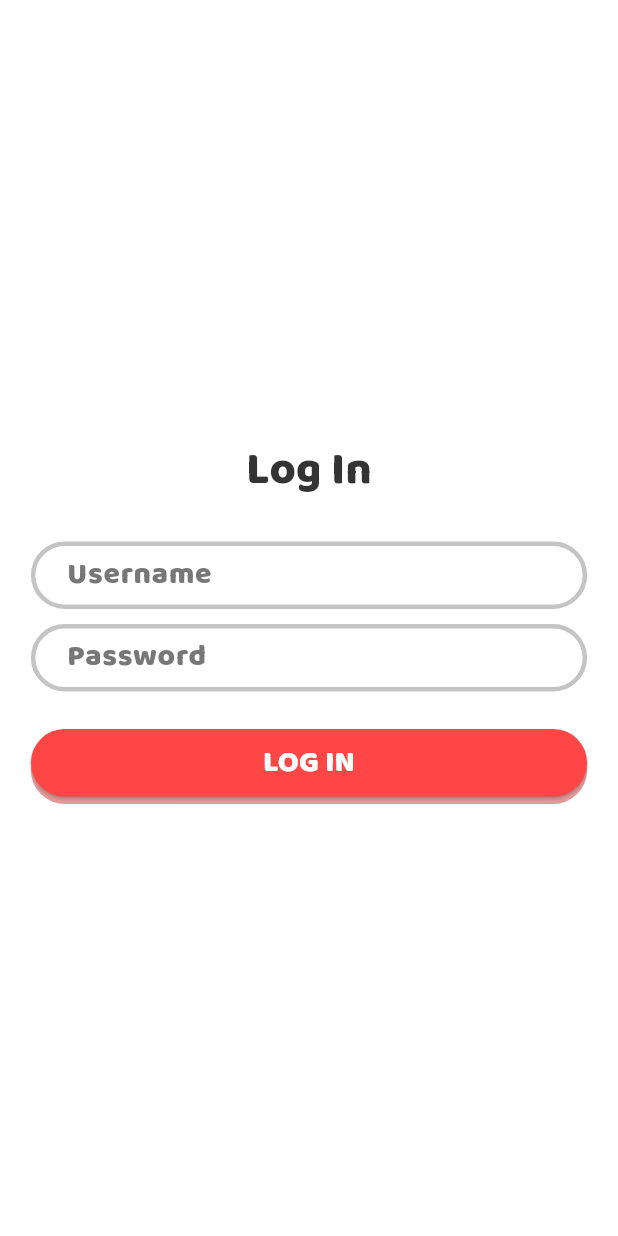
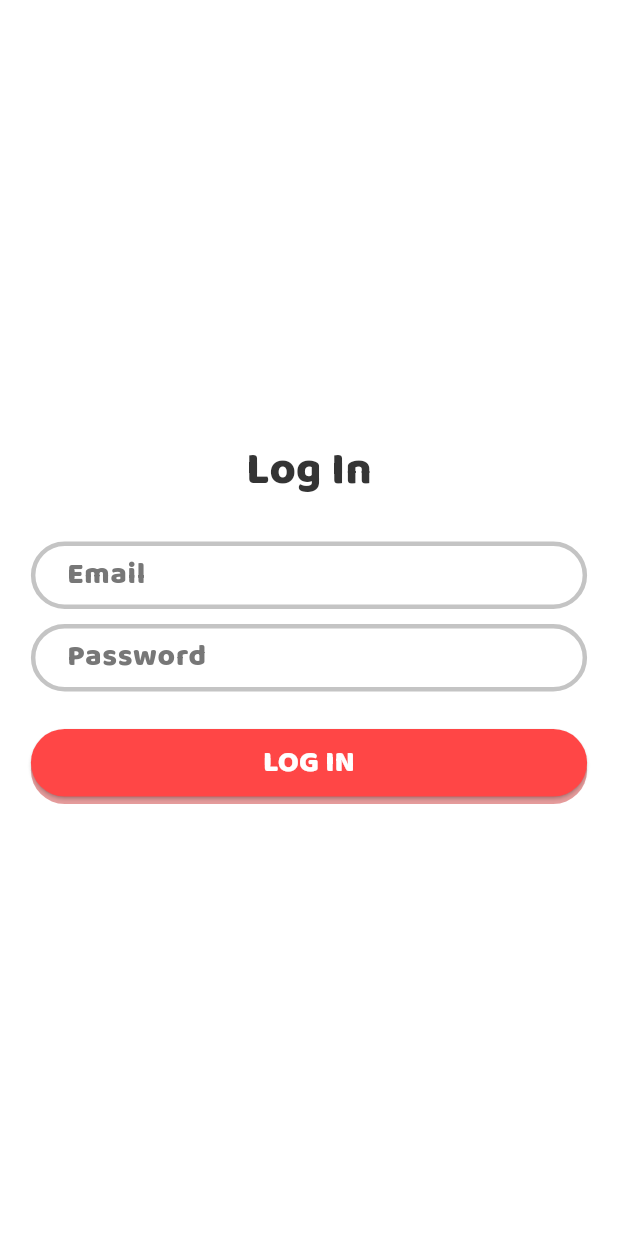
Before and after one commit to WataTipvarakarnkoon/VitalAct, a Flutter app: the screen it shows after launch, after a tap on "I ALREADY HAVE AN ACCOUNT", on a phone screen of 412 x 824 dp. Run offline on Flutter 3.47's test engine with Material 3 defaults, Android fonts, the phone set to English and light mode, and no system bars; our stand-ins replace firebase_auth, firebase_core; accounts and stored records are empty; project files that could hold a hidden picture were left out.

Commit message:
Initialize Firebase Authentication
add frontend validation for TextFormInput

```diff
--- a/lib/main.dart
+++ b/lib/main.dart
@@ -4,8 +4,16 @@ import 'screens/login.dart';
 import 'screens/signup.dart';
 import 'screens/splash_screen.dart';
 import 'screens/index_page.dart';
+import 'firebase_options.dart';
+import 'package:firebase_core/firebase_core.dart';
 
-void main() => runApp(const MainApp());
+void main() async {
+  WidgetsFlutterBinding.ensureInitialized();
+  await Firebase.initializeApp(
+    options: DefaultFirebaseOptions.currentPlatform,
+  );
+  runApp(const MainApp());
+}
 
 class MainApp extends StatelessWidget {
   const MainApp({super.key});
--- a/lib/screens/login.dart
+++ b/lib/screens/login.dart
@@ -1,8 +1,57 @@
 import 'package:flutter/material.dart';
 import 'package:vitalact/widgets/app_button.dart';
+import 'package:vitalact/widgets/auth_text_field.dart';
+import 'package:firebase_auth/firebase_auth.dart';
+import 'package:vitalact/utils/validators.dart';
 
-class LoginPage extends StatelessWidget {
+class LoginPage extends StatefulWidget {
   const LoginPage({super.key});
+
+  @override
+  State<LoginPage> createState() => _LoginPageState();
+}
+
+class _LoginPageState extends State<LoginPage> {
+  final _formKey = GlobalKey<FormState>();
+  final TextEditingController emailController = TextEditingController();
+  final TextEditingController passwordController = TextEditingController();
+
+  @override
+  void dispose() {
+    emailController.dispose();
+    passwordController.dispose();
+    super.dispose();
+  }
+
+  Future<void> signIn() async {
+    if (!_formKey.currentState!.validate()) {
+      ScaffoldMessenger.of(context).showSnackBar(
+        const SnackBar(
+          content: Text("Please fix the errors"),
+        ),
+      );
+      return;
+    }
+
+    try {
+      await FirebaseAuth.instance.signInWithEmailAndPassword(
+        email: emailController.text.trim(),
+        password: passwordController.text.trim(),
+      );
+
+      if (!mounted) return;
+
+      ScaffoldMessenger.of(context).showSnackBar(
+        const SnackBar(content: Text("Signin successful!")),
+      );
+    } on FirebaseAuthException catch (e) {
+      if (!mounted) return;
+
+      ScaffoldMessenger.of(context).showSnackBar(
+        SnackBar(content: Text(e.message ?? "Signin failed")),
+      );
+    }
+  }
 
   @override
   Widget build(BuildContext context) {
@@ -10,6 +59,8 @@ class LoginPage extends StatelessWidget {
     return Scaffold(
       backgroundColor: Colors.white,
       body: Center(
+        child: Form(
+          key: _formKey,
           child: Column(
             mainAxisSize: MainAxisSize.min,
             crossAxisAlignment: CrossAxisAlignment.center,
@@ -23,81 +74,32 @@ class LoginPage extends StatelessWidget {
                 ),
               ),
               const SizedBox(height: 25),
-            SizedBox(
-              width: width * .9,
-              height: 45,
-              child: TextField(
-                style: const TextStyle(
-                  fontWeight: FontWeight.w700,
-                  fontSize: 20,
-                  color: Color.fromARGB(255, 119, 119, 119),
-                ),
-                decoration: InputDecoration(
-                  contentPadding: const EdgeInsets.symmetric(horizontal: 20),
-                  hintText: 'Username',
-                  hintStyle: const TextStyle(
-                    color: Color.fromARGB(255, 119, 119, 119),
-                  ),
-                  enabledBorder: OutlineInputBorder(
-                    borderRadius: BorderRadius.circular(50),
-                    borderSide: const BorderSide(
-                      color: Color.fromARGB(255, 196, 196, 196),
-                      width: 3,
-                    ),
-                  ),
-                  focusedBorder: OutlineInputBorder(
-                    borderRadius: BorderRadius.circular(50),
-                    borderSide: const BorderSide(
-                      color: Color.fromARGB(255, 0, 170, 255),
-                      width: 3,
-                    ),
-                  ),
-                ),
-              ),
+
+              /// Email
+              AuthTextField(
+                hintText: 'Email',
+                controller: emailController,
+                validator: Validators.email,
               ),
               const SizedBox(height: 10),
-            SizedBox(
-              width: width * 0.9,
-              height: 45,
-              child: TextField(
-                style: const TextStyle(
-                  fontWeight: FontWeight.w700,
-                  fontSize: 20,
-                  color: Color.fromARGB(255, 119, 119, 119),
-                ),
-                decoration: InputDecoration(
-                  contentPadding: const EdgeInsets.symmetric(horizontal: 20),
+
+              /// Password
+              AuthTextField(
                 hintText: 'Password',
-                  hintStyle: const TextStyle(
-                    color: Color.fromARGB(255, 119, 119, 119),
-                  ),
-                  enabledBorder: OutlineInputBorder(
-                    borderRadius: BorderRadius.circular(50),
-                    borderSide: const BorderSide(
-                      color: Color.fromARGB(255, 196, 196, 196),
-                      width: 3,
-                    ),
-                  ),
-                  focusedBorder: OutlineInputBorder(
-                    borderRadius: BorderRadius.circular(50),
-                    borderSide: const BorderSide(
-                      color: Color.fromARGB(255, 0, 170, 255),
-                      width: 3,
-                    ),
-                  ),
-                ),
-              ),
+                controller: passwordController,
+                obscureText: true,
+                validator: Validators.password,
               ),
               const SizedBox(height: 25),
+
               AppButton(
                 width: width * 0.9,
                 height: 45,
                 text: 'LOG IN',
-              onPressed: () {
-                Navigator.pushNamed(context, '/index');
-              },
+                onPressed: signIn,
               ),
             ],
+          ),
         ),
       ),
     );
--- /dev/null
+++ b/lib/utils/validators.dart
@@ -0,0 +1,25 @@
+class Validators {
+  static String? email(String? value) {
+    if (value == null || value.isEmpty) {
+      return "Email cannot be empty";
+    }
+
+    if (!value.contains('@')) {
+      return "Enter a valid email";
+    }
+
+    return null;
+  }
+
+  static String? password(String? value) {
+    if (value == null || value.isEmpty) {
+      return "Password cannot be empty";
+    }
+
+    if (value.length < 6) {
+      return "Password must be at least 6 characters";
+    }
+
+    return null;
+  }
+}
--- a/lib/widgets/auth_text_field.dart
+++ b/lib/widgets/auth_text_field.dart
@@ -3,13 +3,15 @@ import 'package:flutter/material.dart';
 class AuthTextField extends StatelessWidget {
   final String hintText;
   final bool obscureText;
-  final TextEditingController? controller;
+  final TextEditingController controller;
+  final String? Function(String?)? validator;
 
   const AuthTextField({
     super.key,
     required this.hintText,
     this.obscureText = false,
-    this.controller,
+    required this.controller,
+    this.validator,
   });
 
   @override
@@ -19,18 +21,18 @@ class AuthTextField extends StatelessWidget {
     return SizedBox(
       width: width * 0.9,
       height: 45,
-      child: TextField(
+      child: TextFormField(
         controller: controller,
         obscureText: obscureText,
         style: const TextStyle(
           fontWeight: FontWeight.w700,
           fontSize: 20,
-          color: Color.fromARGB(255, 119, 119, 100),
+          color: Color.fromARGB(255, 119, 119, 119),
         ),
         decoration: InputDecoration(
           contentPadding: const EdgeInsets.symmetric(horizontal: 20),
           hintText: hintText,
-          hintStyle: const TextStyle(color: Color.fromARGB(255, 119, 119, 100)),
+          hintStyle: const TextStyle(color: Color.fromARGB(255, 119, 119, 119)),
           enabledBorder: OutlineInputBorder(
             borderRadius: BorderRadius.circular(50),
             borderSide: const BorderSide(
@@ -45,7 +47,14 @@ class AuthTextField extends StatelessWidget {
               width: 3,
             ),
           ),
+
+          //error
+          errorStyle: const TextStyle(
+            fontSize: 0,
+            height: 0,
+          ),
         ),
+        validator: validator,
       ),
     );
   }
```
Also changed, not shown: lib/screens/signup.dart (+72 -15 lines). Lines whose indentation alone changed are shown as unchanged.
